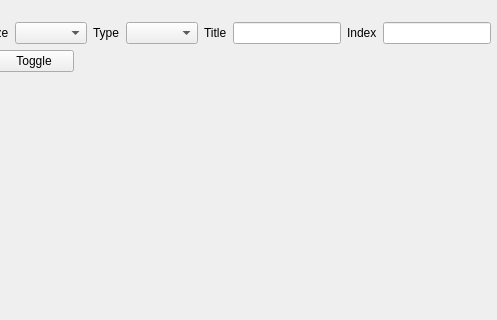
Before: the Qt Designer form Converter/mainwindow.ui in evgenykzz2/ArduFPS, drawn with Qt 5; both pictures show x 322 to 819 and y 0 to 320 of the 1098 by 775 pixel window.
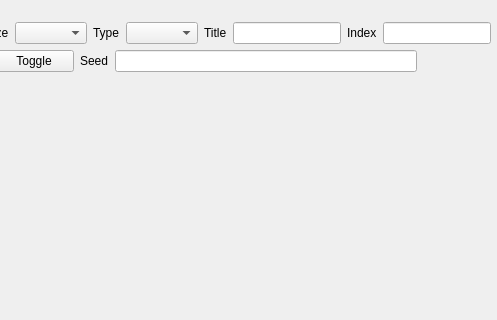
After: the same form once the commit is applied.

Patch:
```diff
--- a/Converter/mainwindow.ui
+++ b/Converter/mainwindow.ui
@@ -179,6 +179,40 @@
             </property>
            </widget>
           </item>
+          <item>
+           <widget class="QWidget" name="widget_generator" native="true">
+            <property name="minimumSize">
+             <size>
+              <width>128</width>
+              <height>0</height>
+             </size>
+            </property>
+            <layout class="QHBoxLayout" name="horizontalLayout_4">
+             <property name="leftMargin">
+              <number>0</number>
+             </property>
+             <property name="topMargin">
+              <number>0</number>
+             </property>
+             <property name="rightMargin">
+              <number>0</number>
+             </property>
+             <property name="bottomMargin">
+              <number>0</number>
+             </property>
+             <item>
+              <widget class="QLabel" name="label_7">
+               <property name="text">
+                <string>Seed</string>
+               </property>
+              </widget>
+             </item>
+             <item>
+              <widget class="QLineEdit" name="edit_seed"/>
+             </item>
+            </layout>
+           </widget>
+          </item>
           <item>
            <spacer name="horizontalSpacer">
             <property name="orientation">
```
